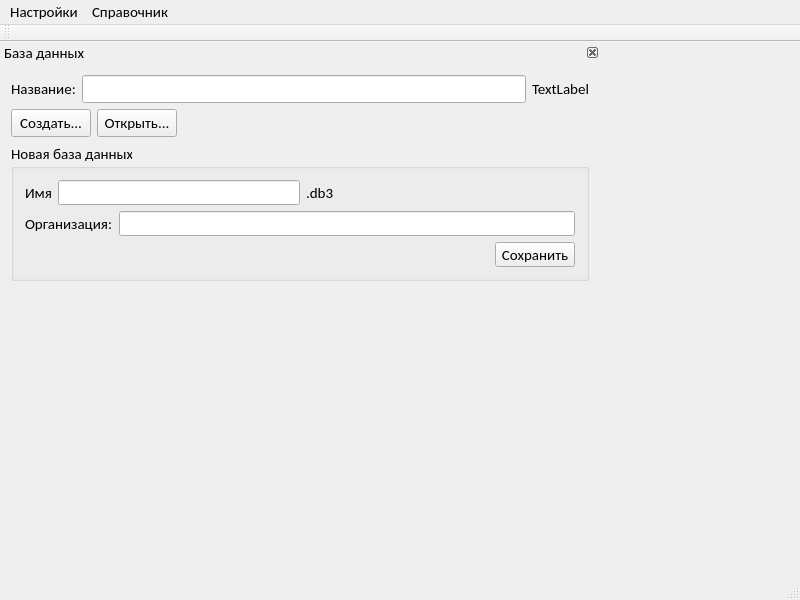
Old version of the form librarian/librarian.ui in the repository Skyrim78/Librarian.
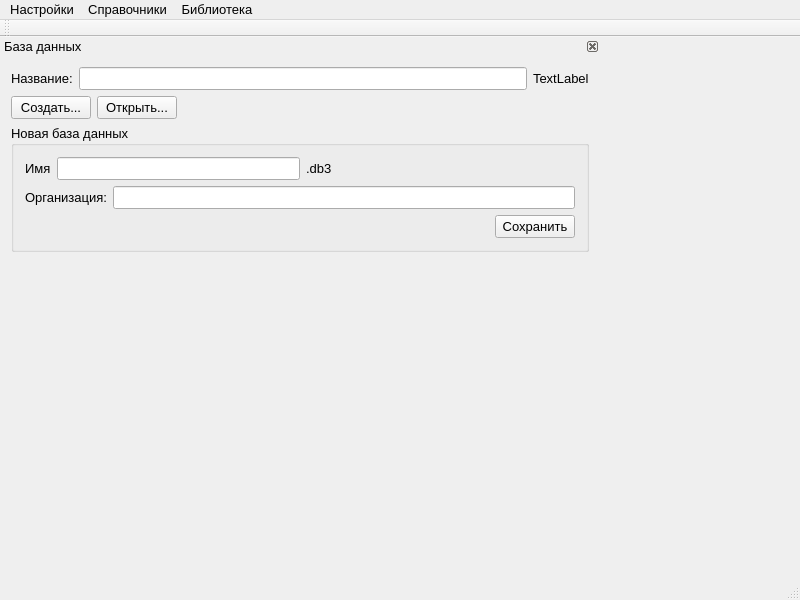
New version of the form.

The edit to the form file:
```diff
--- a/librarian/librarian.ui
+++ b/librarian/librarian.ui
@@ -12,8 +12,8 @@
   </property>
   <property name="font">
    <font>
-    <family>Calibri</family>
-    <pointsize>11</pointsize>
+    <family>Ubuntu</family>
+    <pointsize>10</pointsize>
    </font>
   </property>
   <property name="windowTitle">
@@ -26,20 +26,20 @@
      <x>0</x>
      <y>0</y>
      <width>800</width>
-     <height>25</height>
+     <height>22</height>
     </rect>
    </property>
    <property name="font">
     <font>
-     <family>Calibri</family>
-     <pointsize>11</pointsize>
+     <family>Ubuntu</family>
+     <pointsize>10</pointsize>
     </font>
    </property>
    <widget class="QMenu" name="menu">
     <property name="font">
      <font>
-      <family>Calibri</family>
-      <pointsize>11</pointsize>
+      <family>Ubuntu</family>
+      <pointsize>10</pointsize>
      </font>
     </property>
     <property name="title">
@@ -50,21 +50,32 @@
    <widget class="QMenu" name="menu_2">
     <property name="font">
      <font>
-      <family>Calibri</family>
-      <pointsize>11</pointsize>
+      <family>Ubuntu</family>
+      <pointsize>10</pointsize>
      </font>
     </property>
     <property name="title">
-     <string>Справочник</string>
+     <string>Справочники</string>
     </property>
     <addaction name="actionOrganizations"/>
     <addaction name="actionSectCat"/>
     <addaction name="actionPub"/>
     <addaction name="actionAuth"/>
     <addaction name="actionBooks"/>
+    <addaction name="actionReaders"/>
+   </widget>
+   <widget class="QMenu" name="menu_3">
+    <property name="title">
+     <string>Библиотека</string>
+    </property>
+    <addaction name="action_biblio"/>
+    <addaction name="separator"/>
+    <addaction name="action_doc_in"/>
+    <addaction name="action_doc_out"/>
    </widget>
    <addaction name="menu"/>
    <addaction name="menu_2"/>
+   <addaction name="menu_3"/>
   </widget>
   <widget class="QToolBar" name="mainToolBar">
    <attribute name="toolBarArea">
```
Left out of the diff: 34 changed lines with no effect on the pictures.
